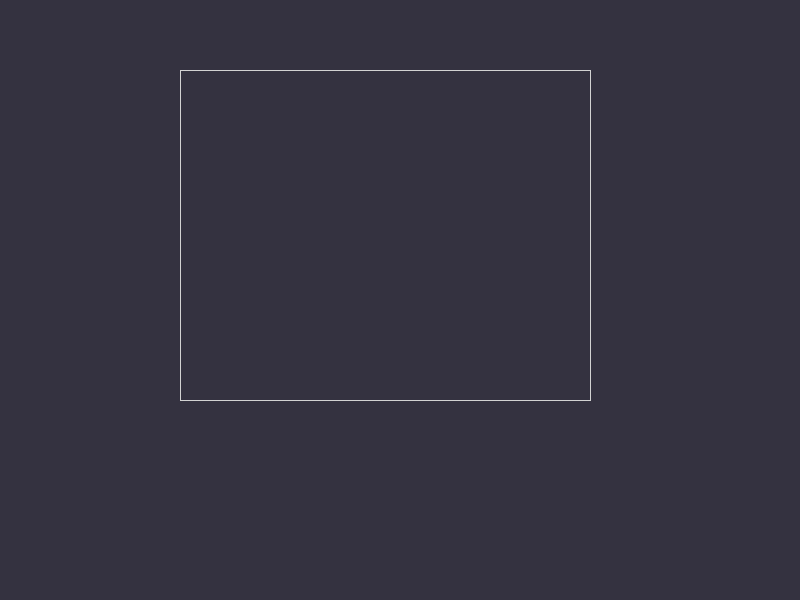
Above: deckwindow.ui from sunnibn/deck_ui before the change. Below: the same form after it.
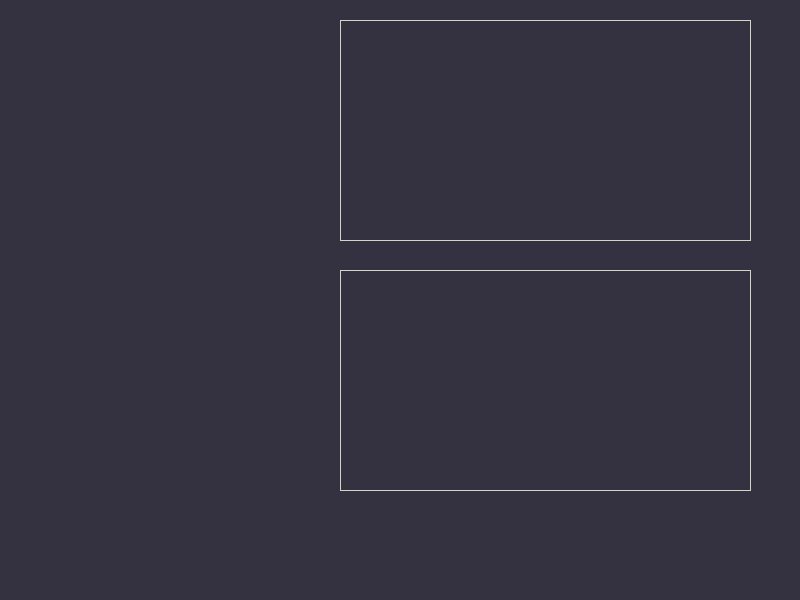
That is the form after the change. Custom widgets are drawn as their Qt base class.

Commit message: feat(ui): add file system music list ui

The edit to the form file:
```diff
--- a/deckwindow.ui
+++ b/deckwindow.ui
@@ -22,10 +22,10 @@
    <widget class="QWidget" name="widget" native="true">
     <property name="geometry">
      <rect>
-      <x>180</x>
-      <y>70</y>
+      <x>340</x>
+      <y>20</y>
       <width>411</width>
-      <height>331</height>
+      <height>221</height>
      </rect>
     </property>
     <property name="styleSheet">
@@ -43,6 +43,30 @@
      </item>
     </layout>
    </widget>
+   <widget class="QWidget" name="widget_2" native="true">
+    <property name="geometry">
+     <rect>
+      <x>340</x>
+      <y>270</y>
+      <width>411</width>
+      <height>221</height>
+     </rect>
+    </property>
+    <property name="styleSheet">
+     <string notr="true">QWidget#widget_2 {
+	border: 1px solid lightgray;
+}</string>
+    </property>
+    <layout class="QGridLayout" name="gridLayout_2">
+     <item row="0" column="0">
+      <widget class="MusicFileSystemWidget" name="tempWidget_2" native="true">
+       <property name="styleSheet">
+        <string notr="true"/>
+       </property>
+      </widget>
+     </item>
+    </layout>
+   </widget>
   </widget>
  </widget>
  <customwidgets>
@@ -51,6 +75,12 @@
    <extends>QWidget</extends>
    <header>musicplayerwidget.h</header>
   </customwidget>
+  <customwidget>
+   <class>MusicFileSystemWidget</class>
+   <extends>QWidget</extends>
+   <header>musicfilesystemwidget.h</header>
+   <container>1</container>
+  </customwidget>
  </customwidgets>
  <resources/>
  <connections/>
```
The commit also changes 4 other files.
